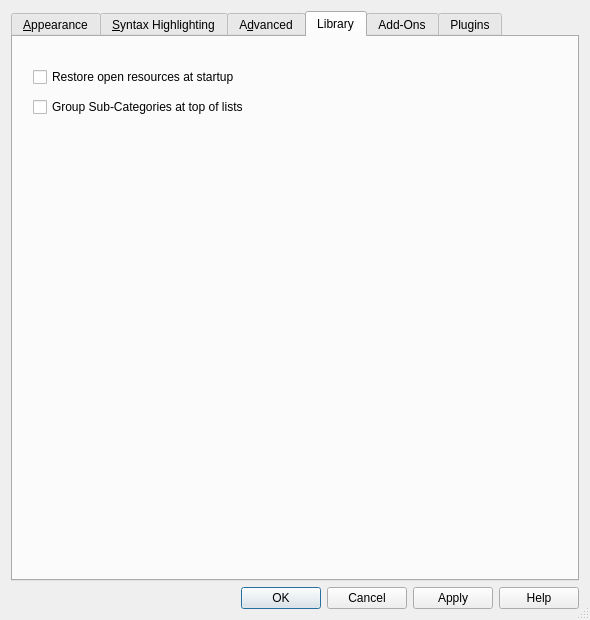
CryFeiFei/klatexformula, file src/klfsettings.ui: the form before one commit.
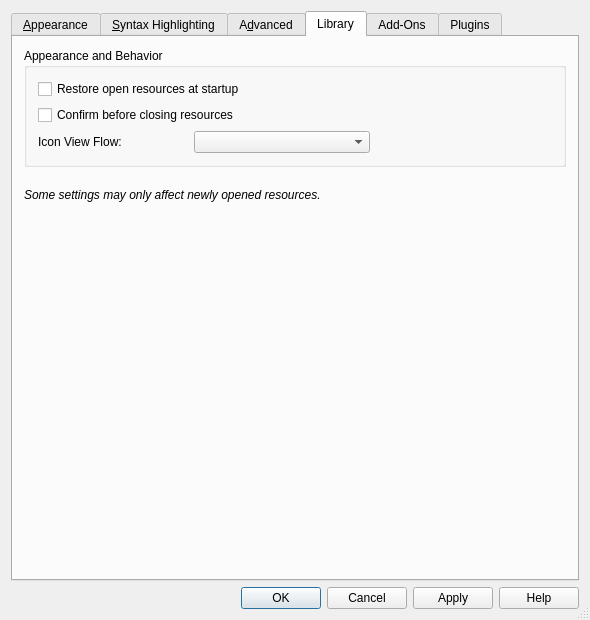
The form after the commit. The open tabs and pages were chosen to show the change. Icons and pictures are not drawn. Custom widgets are drawn as their Qt base class.

Commit message: Many fixes, notably:  * Hint Popup that suggests inclusion of (missing) packages of typed symbols.  * for that, re-designed the API for KLFLatexSymbols +    KLFLatexSymbolCache.  * (moved KLFPixmapButton to separate dedicated file)  * ...

```diff
--- a/src/klfsettings.ui
+++ b/src/klfsettings.ui
@@ -1267,32 +1267,107 @@
       <attribute name="title">
        <string>Library</string>
       </attribute>
-      <widget class="QCheckBox" name="chkLibRestoreURLs">
-       <property name="geometry">
-        <rect>
-         <x>20</x>
-         <y>30</y>
-         <width>431</width>
-         <height>20</height>
-        </rect>
-       </property>
-       <property name="text">
-        <string>Restore open resources at startup</string>
-       </property>
-      </widget>
-      <widget class="QCheckBox" name="chkLibGroupSubCategories">
-       <property name="geometry">
-        <rect>
-         <x>20</x>
-         <y>60</y>
-         <width>251</width>
-         <height>20</height>
-        </rect>
-       </property>
-       <property name="text">
-        <string>Group Sub-Categories at top of lists</string>
-       </property>
-      </widget>
+      <layout class="QGridLayout" name="gridLayout_7">
+       <item row="4" column="0" colspan="2">
+        <widget class="QLabel" name="lblLibWarnSettingsAffect">
+         <property name="font">
+          <font>
+           <italic>true</italic>
+          </font>
+         </property>
+         <property name="text">
+          <string>Some settings may only affect newly opened resources.</string>
+         </property>
+         <property name="wordWrap">
+          <bool>true</bool>
+         </property>
+        </widget>
+       </item>
+       <item row="3" column="0">
+        <spacer name="verticalSpacer_2">
+         <property name="orientation">
+          <enum>Qt::Vertical</enum>
+         </property>
+         <property name="sizeType">
+          <enum>QSizePolicy::Fixed</enum>
+         </property>
+         <property name="sizeHint" stdset="0">
+          <size>
+           <width>20</width>
+           <height>15</height>
+          </size>
+         </property>
+        </spacer>
+       </item>
+       <item row="5" column="0">
+        <spacer name="verticalSpacer">
+         <property name="orientation">
+          <enum>Qt::Vertical</enum>
+         </property>
+         <property name="sizeHint" stdset="0">
+          <size>
+           <width>275</width>
+           <height>206</height>
+          </size>
+         </property>
+        </spacer>
+       </item>
+       <item row="1" column="0" colspan="2">
+        <widget class="QGroupBox" name="groupBox">
+         <property name="title">
+          <string>Appearance and Behavior</string>
+         </property>
+         <layout class="QGridLayout" name="gridLayout_8" columnstretch="0,1,1">
+          <item row="0" column="0" colspan="3">
+           <widget class="QCheckBox" name="chkLibRestoreURLs">
+            <property name="text">
+             <string>Restore open resources at startup</string>
+            </property>
+           </widget>
+          </item>
+          <item row="1" column="0" colspan="3">
+           <widget class="QCheckBox" name="chkLibConfirmClose">
+            <property name="text">
+             <string>Confirm before closing resources</string>
+            </property>
+           </widget>
+          </item>
+          <item row="2" column="0">
+           <widget class="QLabel" name="label">
+            <property name="minimumSize">
+             <size>
+              <width>150</width>
+              <height>0</height>
+             </size>
+            </property>
+            <property name="text">
+             <string>Icon View Flow:</string>
+            </property>
+           </widget>
+          </item>
+          <item row="2" column="1">
+           <widget class="KLFEnumComboBox" name="cbxLibIconViewFlow"/>
+          </item>
+          <item row="2" column="2">
+           <spacer name="horizontalSpacer">
+            <property name="orientation">
+             <enum>Qt::Horizontal</enum>
+            </property>
+            <property name="sizeType">
+             <enum>QSizePolicy::Preferred</enum>
+            </property>
+            <property name="sizeHint" stdset="0">
+             <size>
+              <width>40</width>
+              <height>20</height>
+             </size>
+            </property>
+           </spacer>
+          </item>
+         </layout>
+        </widget>
+       </item>
+      </layout>
      </widget>
      <widget class="QWidget" name="tabAddOns">
       <attribute name="title">
@@ -1647,6 +1722,11 @@
    <extends>QPushButton</extends>
    <header>klfcolorchooser.h</header>
   </customwidget>
+  <customwidget>
+   <class>KLFEnumComboBox</class>
+   <extends>QComboBox</extends>
+   <header>klfguiutil.h</header>
+  </customwidget>
  </customwidgets>
  <tabstops>
   <tabstop>btnAppFont</tabstop>
```
Left out of the diff: 9 changed lines with no effect on the pictures. The commit also changes 30 other files.
